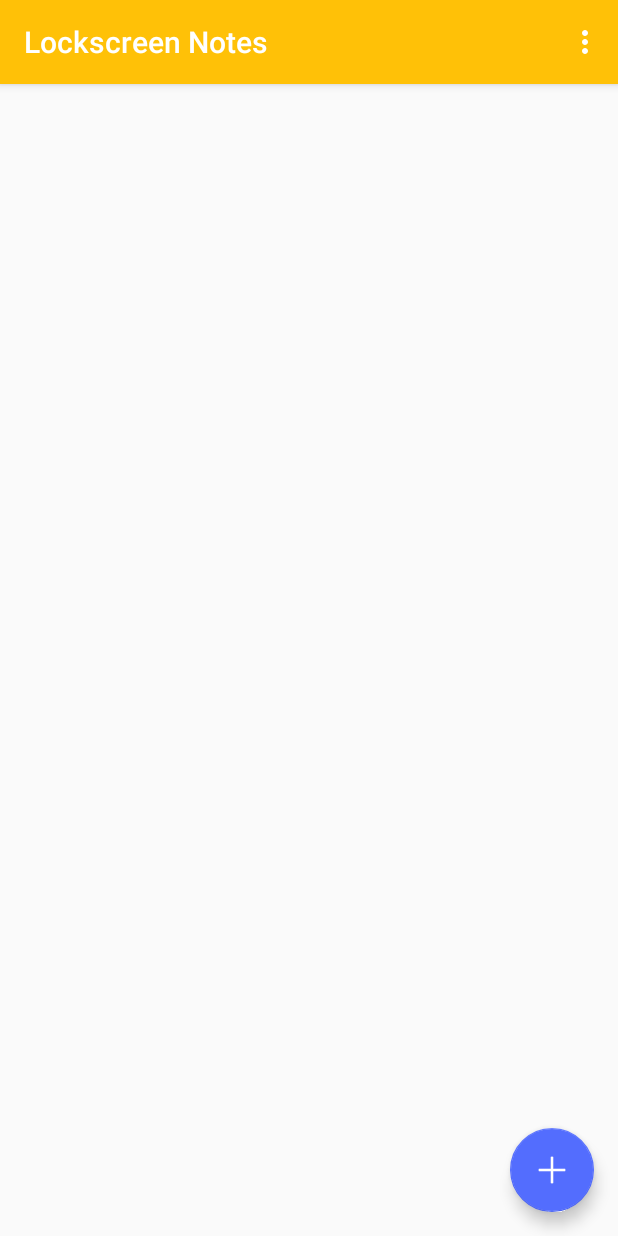
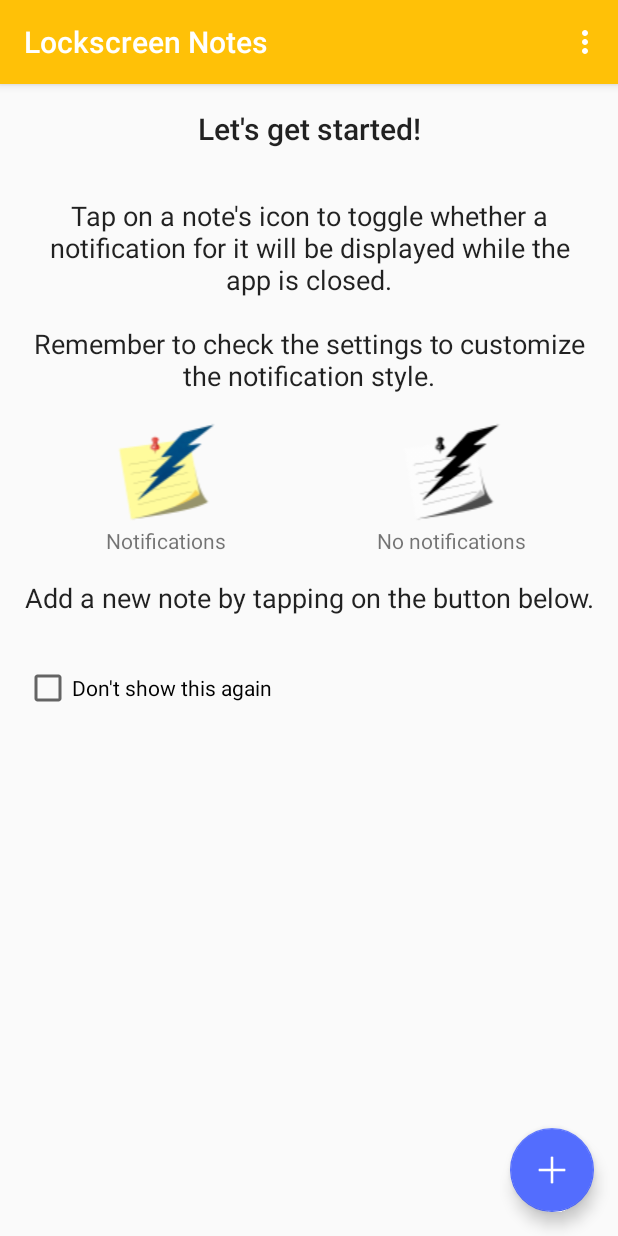
Before and after one commit to NilsFo/LockScreenNotes, an Android app: the screen it shows after launch (MainActivity), on a phone screen of 412 x 824 dp. Run offline under Robolectric (Android 15) with nearby library versions, the phone set to English and light mode, and no system bars.

Commit message:
Added tutorial.

```diff
--- a/app/src/main/java/de/wavegate/tos/lockscreennotes/MainActivity.java
+++ b/app/src/main/java/de/wavegate/tos/lockscreennotes/MainActivity.java
@@ -13,8 +13,12 @@ import android.util.Log;
 import android.view.Menu;
 import android.view.MenuItem;
 import android.view.View;
+import android.view.ViewGroup;
+import android.widget.CheckBox;
+import android.widget.CompoundButton;
 import android.widget.ListView;
-import android.widget.RelativeLayout;
+import android.widget.ScrollView;
+import android.widget.TextView;
 
 import java.util.ArrayList;
 import java.util.Collections;
@@ -33,8 +37,14 @@ import de.wavegate.tos.lockscreennotes.util.NotesNotificationManager;
 public class MainActivity extends NotesActivity implements Observer {
 
 	public static final String LOGTAG = "HomeScreenNotes";
+	public static final String PREFS_HIDE_TUTORIAL = "prefs_hide_tutorial";
+
 	private DBAdapter databaseAdapter;
 	private NoteAdapter noteAdapter;
+	private ScrollView tutorialView;
+	private ListView notesList;
+	private CheckBox tutorialDontShowAgainCB;
+	private TextView nothingToDisplayLB;
 
 	@Override
 	protected void onCreate(Bundle savedInstanceState) {
@@ -45,7 +55,21 @@ public class MainActivity extends NotesActivity implements Observer {
 		Toolbar toolbar = (Toolbar) findViewById(R.id.toolbar);
 		setSupportActionBar(toolbar);
 
-		ListView notesList = (ListView) findViewById(R.id.notes_list);
+		notesList = (ListView) findViewById(R.id.notes_list);
+		tutorialView = (ScrollView) findViewById(R.id.tutorial_view);
+		nothingToDisplayLB = (TextView) findViewById(R.id.nothing_to_display);
+
+		tutorialDontShowAgainCB = (CheckBox) findViewById(R.id.tutorial_dont_show_again_cb);
+		tutorialDontShowAgainCB.setOnCheckedChangeListener(new CompoundButton.OnCheckedChangeListener() {
+			@Override
+			public void onCheckedChanged(CompoundButton buttonView, boolean isChecked) {
+				onTutorialCBclicked(isChecked);
+			}
+		});
+
+		new Date();
+
+		//tutorialDontShowAgainCB.setLayoutParams(new ViewGroup.LayoutParams(ViewGroup.LayoutParams.MATCH_PARENT, ViewGroup.LayoutParams.MATCH_PARENT));
 
 		databaseAdapter = new DBAdapter(this);
 		databaseAdapter.open();
@@ -75,6 +99,16 @@ public class MainActivity extends NotesActivity implements Observer {
 				addNewNote();
 			}
 		});
+
+		if (notesList.getCount() == 0)
+			tutorialView.animate().alpha(1f).setDuration(2000);
+	}
+
+	private void onTutorialCBclicked(boolean isChecked) {
+		SharedPreferences.Editor editor = PreferenceManager.getDefaultSharedPreferences(this).edit();
+		editor.putBoolean(PREFS_HIDE_TUTORIAL, isChecked);
+		Log.i(LOGTAG, "Changed the 'dont show tutorial again' prefs: " + isChecked);
+		editor.apply();
 	}
 
 	private void loadNotesFromDB() {
@@ -88,6 +122,7 @@ public class MainActivity extends NotesActivity implements Observer {
 		for (Note n : list) noteAdapter.add(n);
 
 		noteAdapter.notifyDataSetChanged();
+		updateTutorialView();
 	}
 
 	private void saveNotesToDB() {
@@ -168,7 +203,7 @@ public class MainActivity extends NotesActivity implements Observer {
 	}
 
 	private void deleteNote(long id) {
-		databaseAdapter.deleteRow(id);
+		databaseAdapter.deleteRow(id);    //we can request changes to the database here, and this object listens to changes and updates
 	}
 
 	@Override
@@ -190,8 +225,27 @@ public class MainActivity extends NotesActivity implements Observer {
 		databaseAdapter.open();
 		loadNotesFromDB();
 
+		tutorialDontShowAgainCB.setChecked(PreferenceManager.getDefaultSharedPreferences(this).getBoolean(PREFS_HIDE_TUTORIAL, false));
+
 		Log.i(LOGTAG, "Mainactivity: onResume()");
 		new NotesNotificationManager(this).hideNotifications();
+	}
+
+	private void updateTutorialView() {
+		boolean prefs_hide = PreferenceManager.getDefaultSharedPreferences(this).getBoolean(PREFS_HIDE_TUTORIAL, false);
+		boolean tut = noteAdapter.getCount() == 0;
+		tutorialView.setVisibility(View.GONE);
+		nothingToDisplayLB.setVisibility(View.GONE);
+		notesList.setVisibility(View.VISIBLE);
+		Log.i(LOGTAG, "Checking data for displaying the tutorial now. Empty? " + tut + " Preferences 'HIDE'? " + prefs_hide);
+		if (tut) {
+			notesList.setVisibility(View.GONE);
+			if (prefs_hide) {
+				nothingToDisplayLB.setVisibility(View.VISIBLE);
+			} else {
+				tutorialView.setVisibility(View.VISIBLE);
+			}
+		}
 	}
 
 	public void addNewNote() {
--- a/app/src/main/res/layout/content_main.xml
+++ b/app/src/main/res/layout/content_main.xml
@@ -12,13 +12,36 @@
     tools:context="de.wavegate.tos.lockscreennotes.MainActivity"
     tools:showIn="@layout/activity_main">
 
+    <TextView
+        android:id="@+id/nothing_to_display"
+        android:layout_width="match_parent"
+        android:layout_height="wrap_content"
+        android:layout_marginBottom="@dimen/activity_horizontal_margin"
+        android:layout_marginLeft="@dimen/activity_horizontal_margin"
+        android:layout_marginRight="@dimen/activity_horizontal_margin"
+        android:layout_marginTop="@dimen/activity_vertical_margin_double"
+        android:gravity="center"
+        android:text="@string/nothing_to_display"
+        android:textAppearance="@android:style/TextAppearance.Medium"/>
+
+    <ScrollView
+        android:id="@+id/tutorial_view"
+        android:layout_width="match_parent"
+        android:layout_height="wrap_content">
+
+        <include
+            layout="@layout/layout_tutorial"
+            android:layout_width="match_parent"
+            android:layout_height="match_parent"/>
+    </ScrollView>
+
     <ListView
         android:id="@+id/notes_list"
         android:layout_width="match_parent"
         android:layout_height="match_parent"
         android:descendantFocusability="beforeDescendants"
+        android:scrollbars="horizontal"
         tools:layout_editor_absoluteX="59dp"
-        tools:layout_editor_absoluteY="224dp"
-        android:scrollbars="horizontal"/>
+        tools:layout_editor_absoluteY="224dp"/>
 
 </LinearLayout>
--- /dev/null
+++ b/app/src/main/res/layout/layout_tutorial.xml
@@ -0,0 +1,107 @@
+<?xml version="1.0" encoding="utf-8"?>
+<LinearLayout xmlns:android="http://schemas.android.com/apk/res/android"
+              xmlns:app="http://schemas.android.com/apk/res-auto"
+              android:layout_width="match_parent"
+              android:layout_height="match_parent"
+              android:orientation="vertical">
+
+    <TextView
+        android:layout_width="match_parent"
+        android:layout_height="wrap_content"
+        android:layout_marginBottom="@dimen/activity_vertical_margin"
+        android:layout_marginLeft="@dimen/activity_horizontal_margin"
+        android:layout_marginRight="@dimen/activity_horizontal_margin"
+        android:layout_marginTop="@dimen/activity_vertical_margin"
+        android:text="@string/tutorial_welcome"
+        android:textAlignment="center"
+        android:textAppearance="@style/TextAppearance.AppCompat.Title"/>
+
+    <TextView
+        android:layout_width="match_parent"
+        android:layout_height="wrap_content"
+        android:layout_marginBottom="@dimen/activity_vertical_margin"
+        android:layout_marginLeft="@dimen/activity_horizontal_margin"
+        android:layout_marginRight="@dimen/activity_horizontal_margin"
+        android:layout_marginTop="@dimen/activity_vertical_margin"
+        android:text="@string/tutorial_main_text"
+        android:textAlignment="center"
+        android:textAppearance="@android:style/TextAppearance.Medium"/>
+
+    <TableLayout
+        android:layout_width="match_parent"
+        android:layout_height="wrap_content"
+        android:layout_marginLeft="@dimen/activity_vertical_margin"
+        android:layout_marginRight="@dimen/activity_vertical_margin"
+        android:stretchColumns="*">
+
+        <TableRow
+            android:layout_width="match_parent"
+            android:layout_height="wrap_content"
+            >
+
+            <ImageView
+                android:layout_width="0dp"
+                android:layout_height="wrap_content"
+                android:layout_weight="1"
+                android:contentDescription="@string/tutorial_enabled"
+                app:srcCompat="@drawable/enabled_button"/>
+
+            <ImageView
+                android:layout_width="0dp"
+                android:layout_height="wrap_content"
+                android:layout_weight="1"
+                android:contentDescription="@string/tutorial_disabled"
+                app:srcCompat="@drawable/disabled_button"/>
+        </TableRow>
+
+        <TableRow
+            android:layout_width="match_parent"
+            android:layout_height="match_parent">
+
+            <TextView
+                android:layout_width="0dp"
+                android:layout_height="wrap_content"
+                android:layout_weight="1"
+                android:text="@string/tutorial_enabled"
+                android:textAlignment="center"/>
+
+            <TextView
+                android:layout_width="0dp"
+                android:layout_height="wrap_content"
+                android:layout_weight="1"
+                android:text="@string/tutorial_disabled"
+                android:textAlignment="center"/>
+        </TableRow>
+
+    </TableLayout>
+
+    <TextView
+        android:layout_width="match_parent"
+        android:layout_height="wrap_content"
+        android:layout_marginBottom="@dimen/activity_vertical_margin"
+        android:layout_marginLeft="@dimen/activity_horizontal_margin"
+        android:layout_marginRight="@dimen/activity_horizontal_margin"
+        android:layout_marginTop="@dimen/activity_vertical_margin"
+        android:text="@string/tutorial_starting_instructions"
+        android:textAlignment="center"
+        android:textAppearance="@android:style/TextAppearance.Medium"/>
+
+    <!--
+    <View
+        android:layout_width="wrap_content"
+        android:layout_marginTop="@dimen/activity_vertical_margin"
+        android:layout_marginBottom="@dimen/activity_vertical_margin_double"
+        android:layout_height="2dp"/> -->
+
+    <CheckBox
+        android:id="@+id/tutorial_dont_show_again_cb"
+        android:layout_width="match_parent"
+        android:layout_height="wrap_content"
+        android:layout_marginBottom="@dimen/activity_vertical_margin"
+        android:layout_marginLeft="@dimen/activity_horizontal_margin"
+        android:layout_marginRight="@dimen/activity_horizontal_margin"
+        android:layout_marginTop="@dimen/activity_vertical_margin"
+        android:text="@string/tutorial_dont_show_again"
+        android:textAlignment="textStart"/>
+
+</LinearLayout>
--- a/app/src/main/res/values/dimens.xml
+++ b/app/src/main/res/values/dimens.xml
@@ -2,5 +2,7 @@
     <!-- Default screen margins, per the Android Design guidelines. -->
     <dimen name="activity_horizontal_margin">16dp</dimen>
     <dimen name="activity_vertical_margin">16dp</dimen>
+    <dimen name="activity_vertical_margin_double">32dp</dimen>
+    <dimen name="activity_vertical_margin_quint">64dp</dimen>
     <dimen name="fab_margin">16dp</dimen>
 </resources>
--- a/app/src/main/res/values/strings.xml
+++ b/app/src/main/res/values/strings.xml
@@ -57,4 +57,14 @@
     <string name="pref_view_on_github_summary">This app is free and open source. You can view this app\'s sourcecode online if you tap here.</string>
     <string name="settings_auto_enable_new_notes_title">Auto-enable new notes</string>
     <string name="settings_auto_enable_new_notes_flavor">When you add a new note it will automatically be enabled.</string>
+    <string name="tutorial_welcome">Let\'s get started!</string>
+    <string name="tutorial_main_text">Tap on a note\'s icon to toggle whether a notification for it will be displayed while the app is closed.\n\nRemember to check the settings to customize the notification style.</string>
+    <string name="tutorial_disabled">No notifications</string>
+    <string name="tutorial_enabled">Notifications</string>
+    <string name="tutorial_starting_instructions">Add a new note by tapping on the button below.</string>
+    <string name="tutorial_dont_show_again">Don\'t show this again</string>
+    <string name="prefs_reset_tutorial_title">Reset tutorial</string>
+    <string name="prefs_reset_tutorial_summary">While you have no notes stored on this device the app\'s tutorial will be displayed again.</string>
+    <string name="prefs_reset_tutorial_success">Tutorial has been reset.</string>
+    <string name="nothing_to_display">Nothing to display.</string>
 </resources>
--- a/app/src/main/res/xml/preferences.xml
+++ b/app/src/main/res/xml/preferences.xml
@@ -57,6 +57,11 @@
             android:key="prefs_seperate_notes"
             android:summary="@string/prefs_seperate_notes_flavor"
             android:title="@string/prefs_seperate_notes_tilte"/>
+
+        <Preference
+            android:key="prefs_reset_tutorial"
+            android:summary="@string/prefs_reset_tutorial_summary"
+            android:title="@string/prefs_reset_tutorial_title"/>
     </PreferenceCategory>
 
     <PreferenceCategory
--- a/build.gradle
+++ b/build.gradle
@@ -5,7 +5,7 @@ buildscript {
         jcenter()
     }
     dependencies {
-        classpath 'com.android.tools.build:gradle:2.2.0-rc1'
+        classpath 'com.android.tools.build:gradle:2.2.0'
 
         // NOTE: Do not place your application dependencies here; they belong
         // in the individual module build.gradle files
```
Also changed, not shown: app/src/main/java/de/wavegate/tos/lockscreennotes/view/fragment/SettingsFragment.java (+30 -0 lines), app/src/main/res/layout/activity_test.xml (deleted, +0 -35 lines), app/src/main/res/layout/content_test.xml (deleted, +0 -17 lines), 1 other file.
